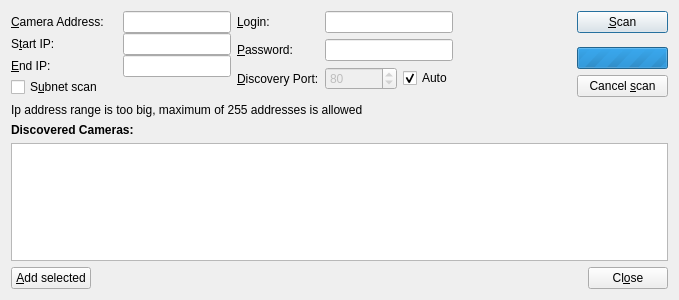
Before: the Qt Designer form client/src/ui/dialogs/camera_addition_dialog.ui in networkoptix/nx_open, drawn with Qt 5.
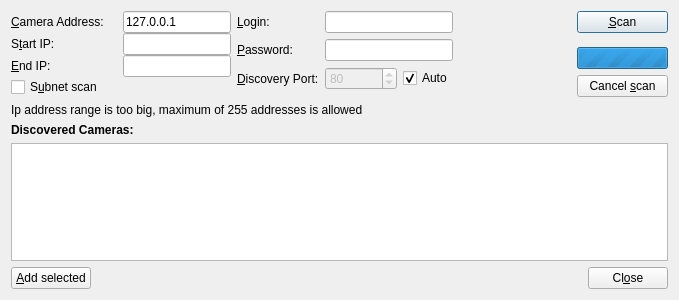
After: the same form once the commit is applied. Custom widgets are drawn as their Qt base class.

Commit message:
Camera addition dialog behaviour fixed
<==== Mercurial data ====>
Branch: master

Diff of the .ui file:
```diff
--- a/client/src/ui/dialogs/camera_addition_dialog.ui
+++ b/client/src/ui/dialogs/camera_addition_dialog.ui
@@ -55,7 +55,11 @@
           </widget>
          </item>
          <item row="0" column="1">
-          <widget class="QLineEdit" name="cameraIpLineEdit"/>
+          <widget class="QLineEdit" name="cameraIpLineEdit">
+           <property name="text">
+            <string notr="true">127.0.0.1</string>
+           </property>
+          </widget>
          </item>
         </layout>
        </item>
```
The commit also changes 1 other file.
